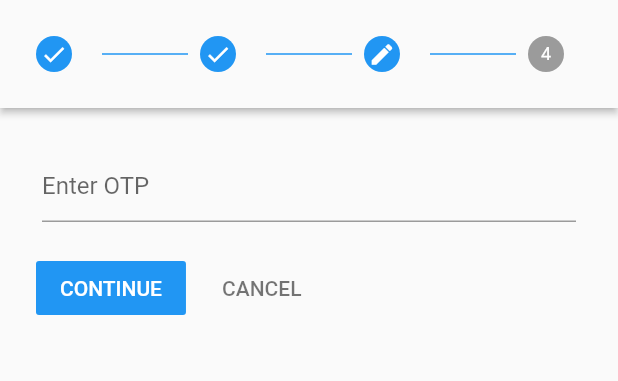
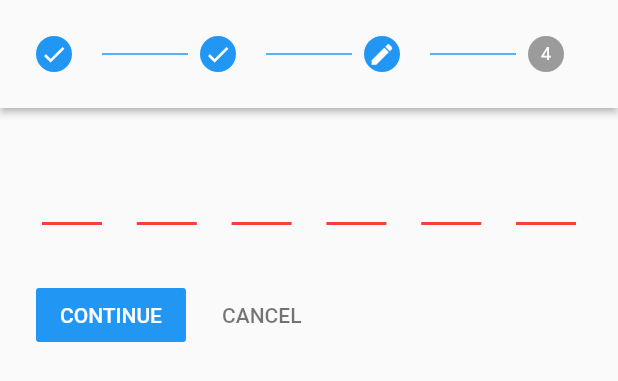
Before and after one commit to TechJunkies-IIITK/Uni-Hub, a Flutter app: the SignUpWidget widget shown alone on an empty page, opened directly, after a tap on "Sign Up With Email", after a tap on "CONTINUE", on a phone screen of 412 x 824 dp. Shown: the top 381 px of the screen. Run offline on Flutter 3.47's test engine with Material 2 defaults, Android fonts, the phone set to English and light mode, and no system bars; drawn by our look-alikes of pin_code_fields.

Commit message:
added pin_code_fields package for otp input && updated signup widget

```diff
--- a/lib/views/authpage/signup_widget.dart
+++ b/lib/views/authpage/signup_widget.dart
@@ -1,5 +1,6 @@
 import 'package:flutter/cupertino.dart';
 import 'package:flutter/material.dart';
+import 'package:pin_code_fields/pin_code_fields.dart';
 
 class SignUpWidget extends StatefulWidget{
 
@@ -175,27 +176,17 @@ class _SignUpWidgetState extends State<SignUpWidget>{
 
               child: Center(
 
-                child: TextFormField(
+                child: PinCodeTextField(
 
                   controller: _otpController,
 
-                  decoration: const InputDecoration(
+                  appContext: context,
 
-                    hintText: 'Enter OTP',
+                  length: 6,
 
-                  ),
+                  onChanged: (value){_incrementStep();},
 
-                  validator: (String? value){
-
-                    if(value == null)return 'No value found';
-
-                  },
-
-                  onFieldSubmitted: (String username){
-                    _incrementStep();
-                  },
-
-                ),
+                )
 
               )
 
--- a/pubspec.yaml
+++ b/pubspec.yaml
@@ -45,6 +45,7 @@ dev_dependencies:
   # package. See that file for information about deactivating specific lint
   # rules and activating additional ones.
   flutter_lints: ^1.0.0
+  pin_code_fields: ^7.3.0
 
 # For information on the generic Dart part of this file, see the
 # following page: https://dart.dev/tools/pub/pubspec
```
Also changed, not shown: pubspec.lock.
